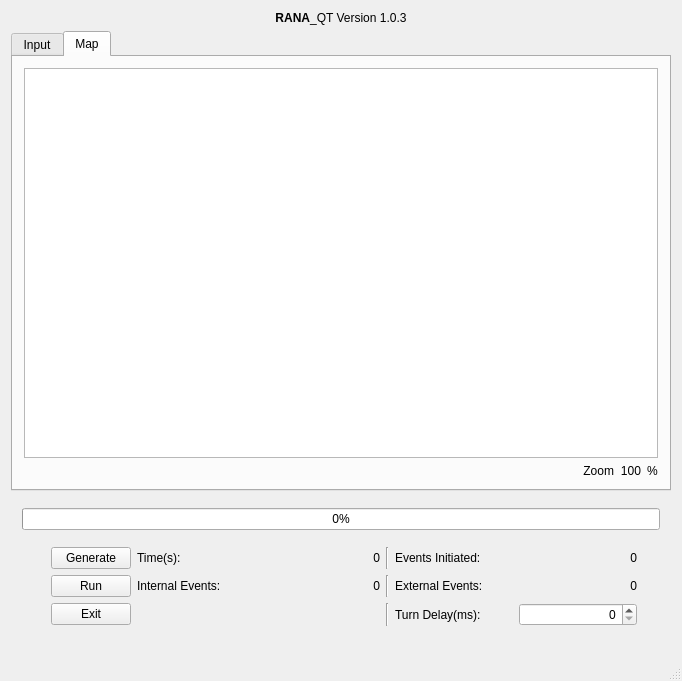
Old version of the form mainwindow.ui in the repository sojoe02/RANA.
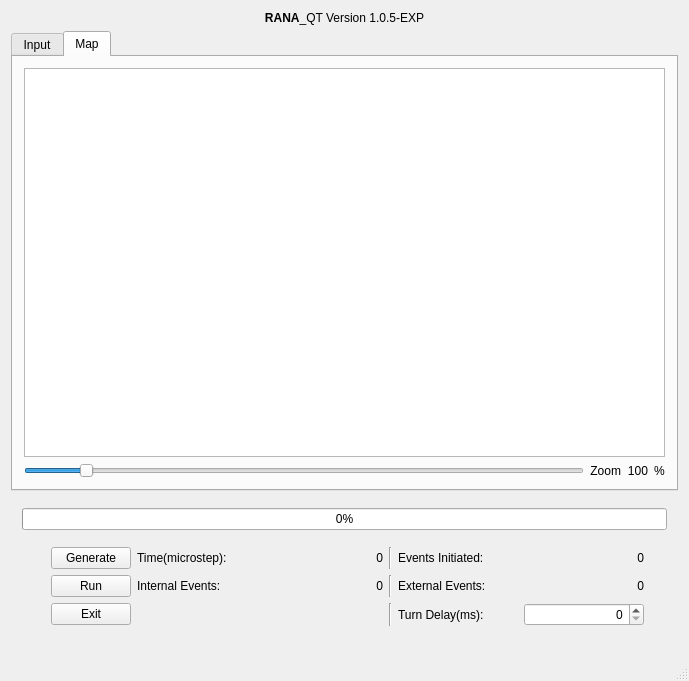
New version of the form. The open tabs and pages were chosen to show the change.

```diff
--- a/mainwindow.ui
+++ b/mainwindow.ui
@@ -6,7 +6,7 @@
    <rect>
     <x>0</x>
     <y>0</y>
-    <width>682</width>
+    <width>689</width>
     <height>681</height>
    </rect>
   </property>
@@ -366,6 +366,22 @@
        </attribute>
        <layout class="QGridLayout" name="gridLayout_4">
         <item row="3" column="1">
+         <widget class="QLabel" name="label_14">
+          <property name="sizePolicy">
+           <sizepolicy hsizetype="Minimum" vsizetype="Preferred">
+            <horstretch>0</horstretch>
+            <verstretch>0</verstretch>
+           </sizepolicy>
+          </property>
+          <property name="text">
+           <string>Zoom</string>
+          </property>
+          <property name="alignment">
+           <set>Qt::AlignRight|Qt::AlignTrailing|Qt::AlignVCenter</set>
+          </property>
+         </widget>
+        </item>
+        <item row="3" column="2">
          <widget class="QLabel" name="zoomLabel">
           <property name="sizePolicy">
            <sizepolicy hsizetype="Minimum" vsizetype="Preferred">
@@ -381,10 +397,10 @@
           </property>
          </widget>
         </item>
-        <item row="2" column="0" colspan="3">
+        <item row="2" column="0" colspan="4">
          <widget class="QGraphicsView" name="graphicsView"/>
         </item>
-        <item row="3" column="2">
+        <item row="3" column="3">
          <widget class="QLabel" name="label_12">
           <property name="text">
            <string>%</string>
@@ -392,18 +408,33 @@
          </widget>
         </item>
         <item row="3" column="0">
-         <widget class="QLabel" name="label_14">
+         <widget class="QSlider" name="zoomSlider">
           <property name="sizePolicy">
-           <sizepolicy hsizetype="MinimumExpanding" vsizetype="Preferred">
+           <sizepolicy hsizetype="Expanding" vsizetype="Fixed">
             <horstretch>0</horstretch>
             <verstretch>0</verstretch>
            </sizepolicy>
           </property>
-          <property name="text">
-           <string>Zoom</string>
+          <property name="toolTip">
+           <string>&lt;html&gt;&lt;head/&gt;&lt;body&gt;&lt;p&gt;Slide to zoom&lt;/p&gt;&lt;p&gt;&lt;br/&gt;&lt;/p&gt;&lt;p&gt;&lt;br/&gt;&lt;/p&gt;&lt;/body&gt;&lt;/html&gt;</string>
           </property>
-          <property name="alignment">
-           <set>Qt::AlignRight|Qt::AlignTrailing|Qt::AlignVCenter</set>
+          <property name="minimum">
+           <number>0</number>
+          </property>
+          <property name="maximum">
+           <number>1000</number>
+          </property>
+          <property name="value">
+           <number>100</number>
+          </property>
+          <property name="orientation">
+           <enum>Qt::Horizontal</enum>
+          </property>
+          <property name="invertedAppearance">
+           <bool>false</bool>
+          </property>
+          <property name="invertedControls">
+           <bool>false</bool>
           </property>
          </widget>
         </item>
@@ -445,7 +476,7 @@
           <item row="0" column="2">
            <widget class="QLabel" name="label_8">
             <property name="text">
-             <string>Time(s):</string>
+             <string>Time(microstep):</string>
             </property>
            </widget>
           </item>
@@ -605,7 +636,7 @@
     <item row="0" column="0">
      <widget class="QLabel" name="label_4">
       <property name="text">
-       <string>&lt;html&gt;&lt;head/&gt;&lt;body&gt;&lt;p&gt;&lt;span style=&quot; font-weight:600;&quot;&gt;RANA&lt;/span&gt;_QT Version 1.0.3&lt;/p&gt;&lt;/body&gt;&lt;/html&gt;</string>
+       <string>&lt;html&gt;&lt;head/&gt;&lt;body&gt;&lt;p&gt;&lt;span style=&quot; font-weight:600;&quot;&gt;RANA&lt;/span&gt;_QT Version 1.0.5-EXP&lt;/p&gt;&lt;/body&gt;&lt;/html&gt;</string>
       </property>
       <property name="textFormat">
        <enum>Qt::RichText</enum>
```
Left out of the diff: 2 changed lines with no effect on the pictures.
